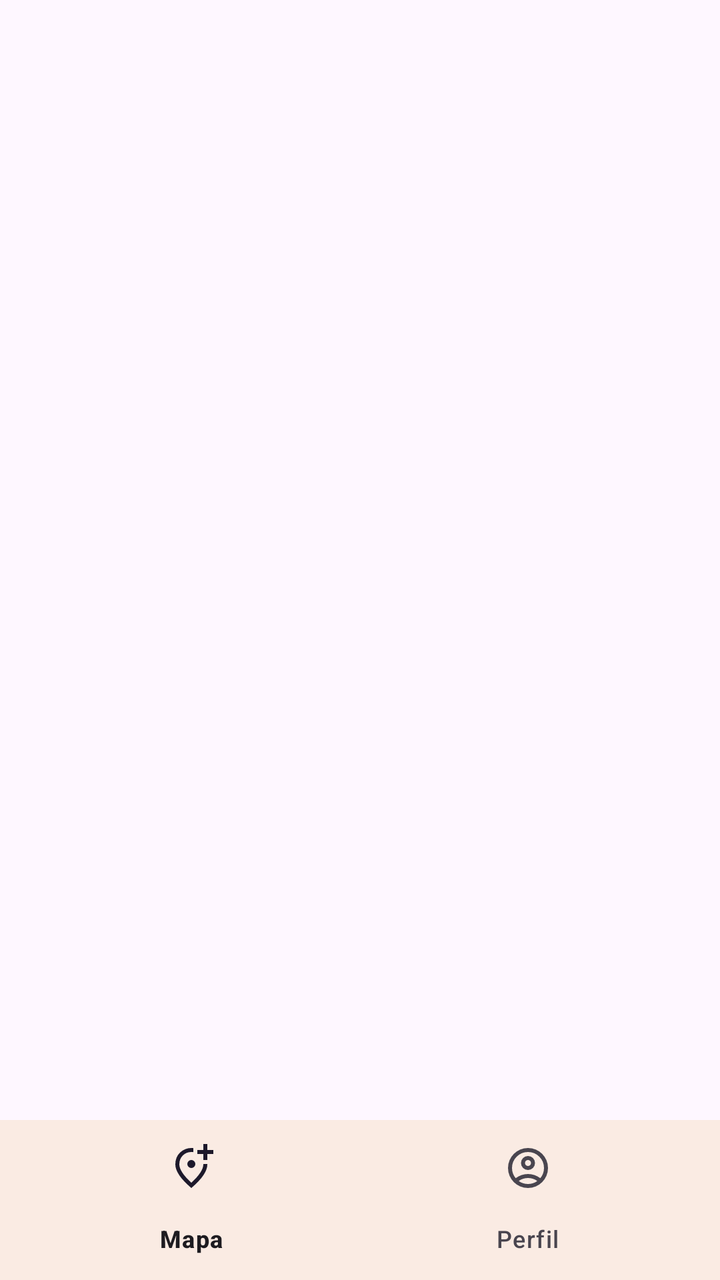
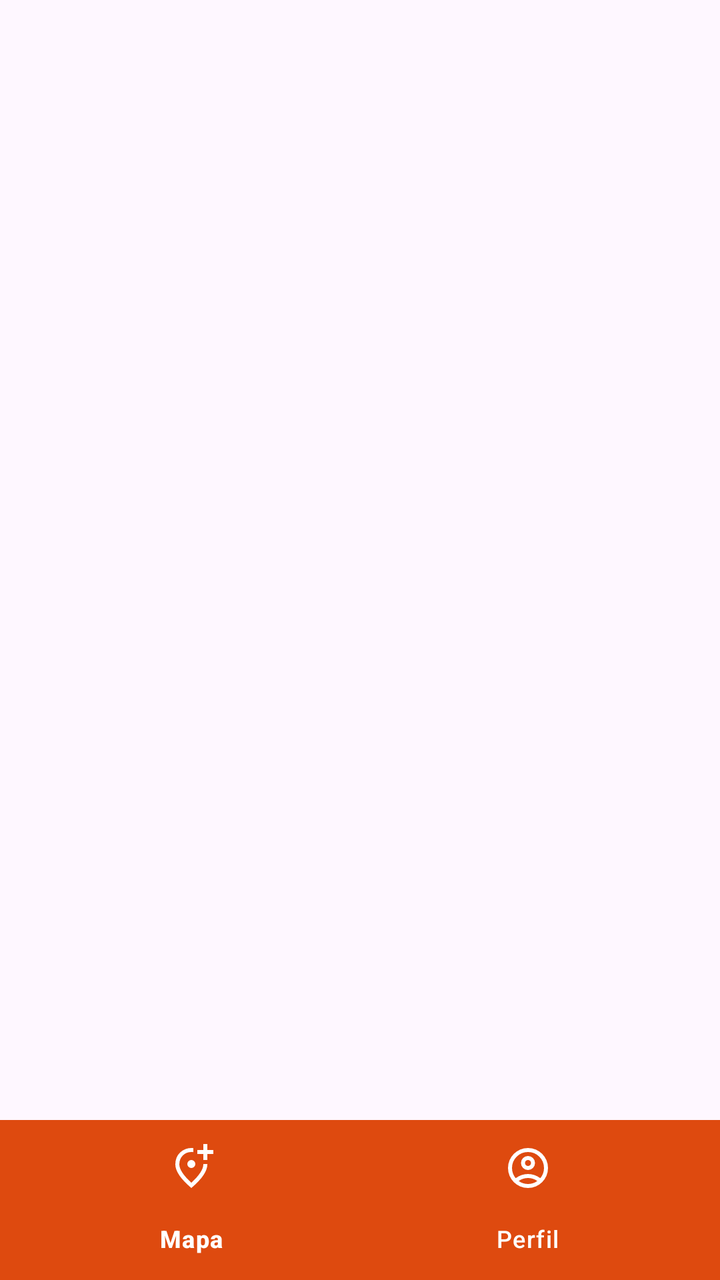

An Android layout rendered at two revisions. The XML below is the earlier revision; the diff shows what the commit changed to produce the second picture.
<!-- AndroidManifest.xml: application theme Theme.Mapfruit -->
<!-- res/layout/activity_main.xml -->
<?xml version="1.0" encoding="utf-8"?>
<androidx.constraintlayout.widget.ConstraintLayout xmlns:android="http://schemas.android.com/apk/res/android"
    xmlns:app="http://schemas.android.com/apk/res-auto"
    xmlns:tools="http://schemas.android.com/tools"
    android:id="@+id/main"
    android:layout_width="match_parent"
    android:layout_height="match_parent"
    tools:context=".MainActivity">

    <androidx.fragment.app.FragmentContainerView
        android:id="@+id/fragmentContainer"
        android:layout_width="0dp"
        android:layout_height="0dp"
        app:layout_constraintBottom_toTopOf="@id/bottomNavigation"
        app:layout_constraintEnd_toEndOf="parent"
        app:layout_constraintStart_toStartOf="parent"
        app:layout_constraintTop_toTopOf="parent" />

    <com.google.android.material.bottomnavigation.BottomNavigationView
        android:id="@+id/bottomNavigation"
        android:layout_width="0dp"
        android:layout_height="wrap_content"
        app:layout_constraintBottom_toBottomOf="parent"
        app:layout_constraintEnd_toEndOf="parent"
        app:layout_constraintStart_toStartOf="parent"
        android:background="#FAEBE3"
        app:menu="@menu/bottom_nav_menu" />

</androidx.constraintlayout.widget.ConstraintLayout>
<!-- resources referenced by this layout -->
<resources>
  <style name="Theme.Mapfruit" parent="Base.Theme.Mapfruit" />
  <style name="Base.Theme.Mapfruit" parent="Theme.Material3.DayNight.NoActionBar">
          
          
      </style>
</resources>

<!-- the commit's change to res/layout/activity_main.xml (unified diff, before → after) -->
@@ -23,7 +23,9 @@
         app:layout_constraintBottom_toBottomOf="parent"
         app:layout_constraintEnd_toEndOf="parent"
         app:layout_constraintStart_toStartOf="parent"
-        android:background="#FAEBE3"
+        android:background="#DE4A0F"
+        app:itemTextColor="@android:color/white"
+        app:itemIconTint="@android:color/white"
         app:menu="@menu/bottom_nav_menu" />
 
 </androidx.constraintlayout.widget.ConstraintLayout>
<!-- resource entries referenced after the edit -->
@@ -3,7 +3,8 @@
   <style name="Theme.Mapfruit" parent="Base.Theme.Mapfruit" />
   <style name="Base.Theme.Mapfruit" parent="Theme.Material3.DayNight.NoActionBar">
           
-          
+          <item name="colorSecondaryContainer">#FFE5CC</item>
+          <item name="colorOnSecondaryContainer">#DE4A0F</item>
       </style>
 </resources>
 
